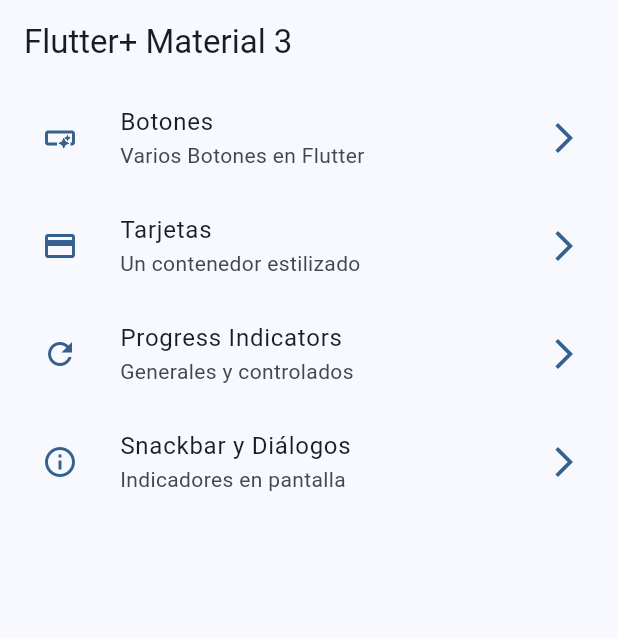
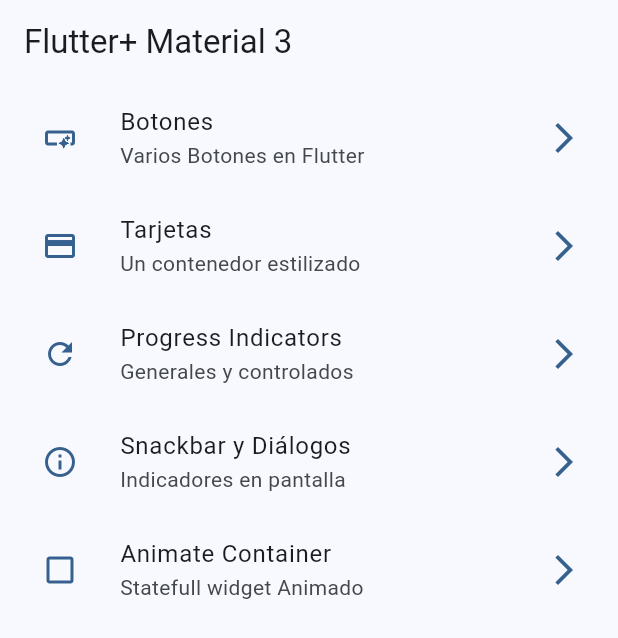
Before and after one commit to edinsonsan/my-widgets-app, a Flutter app: the screen it shows after launch, on a phone screen of 412 x 824 dp. Shown: the top 638 px of the screen. Run offline on Flutter 3.47's test engine with Material 3 defaults, Android fonts, the phone set to English and light mode, and no system bars; our stand-ins replace go_router.

Commit message:
Animated Container terminado

```diff
--- a/lib/config/menu/menu_items.dart
+++ b/lib/config/menu/menu_items.dart
@@ -39,4 +39,10 @@
     link: '/snackbar',
     icon: Icons.info_outline
   ),
+  MenuItems(
+    titulo: 'Animate Container',
+    subTitulo: 'Statefull widget Animado',
+    link: '/animated',
+    icon: Icons.check_box_outline_blank_outlined,
+  ),
 ];
--- a/lib/config/router/app_router.dart
+++ b/lib/config/router/app_router.dart
@@ -36,5 +36,11 @@
       builder: (context, state) =>  const SnackbarScreen(),
     ),
 
+    GoRoute(
+      path: '/animated',
+      name: AnimatedScreen.name,
+      builder: (context, state) =>  const AnimatedScreen(),
+    ),
+
   ],
 );
```
Also changed, not shown: lib/presentatio/screens/animated/animate_screen.dart (+45 -2 lines).
